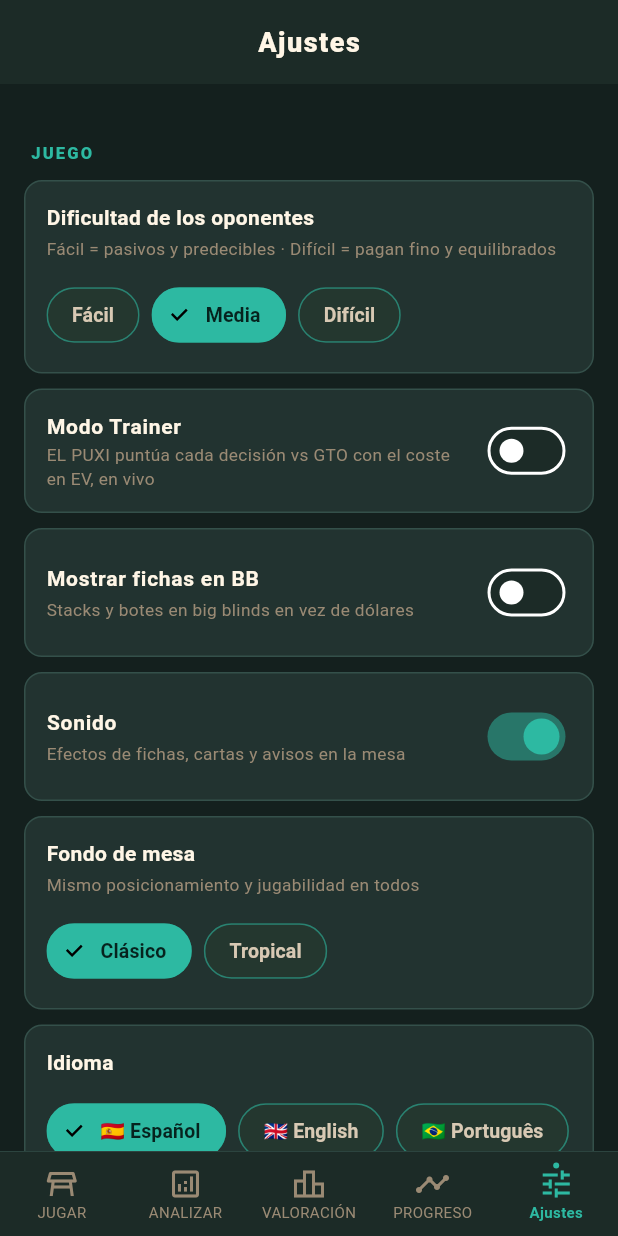
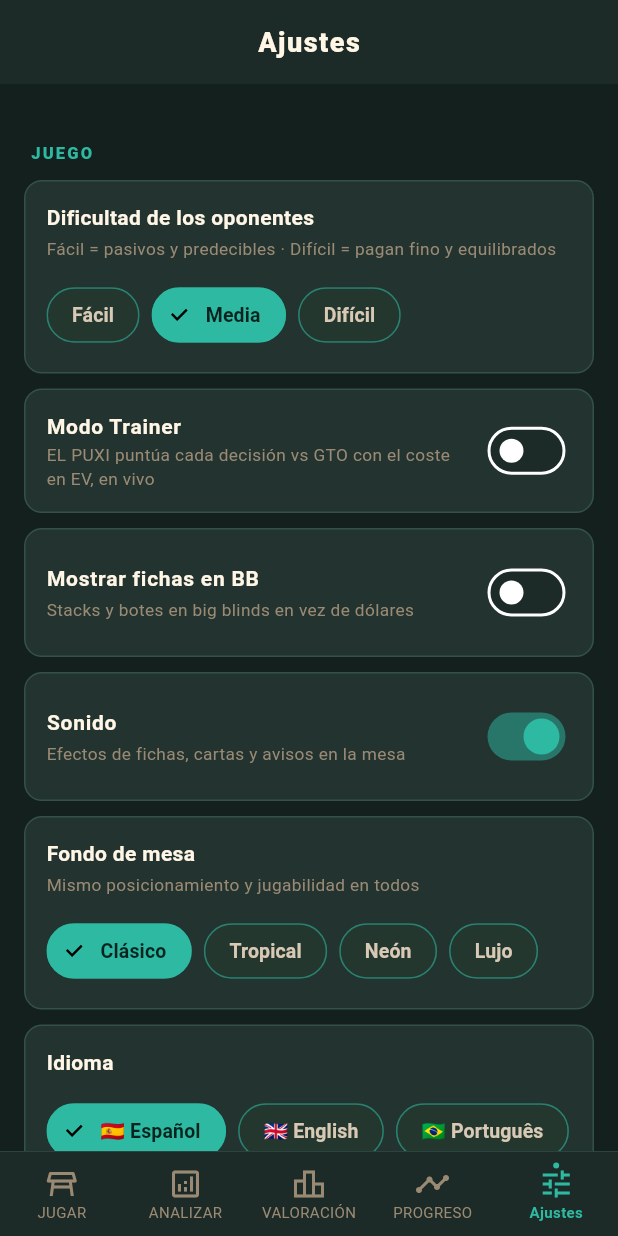
Before and after one commit to natxocasino17/poker-gto-trainer-2, a Flutter app: the screen it shows after launch, item 5 of the bottom bar chosen, on a phone screen of 412 x 824 dp. Run offline on Flutter 3.47's test engine with Material 3 defaults, Android fonts, the phone set to English and light mode, and no system bars; our stand-ins replace audioplayers, shared_preferences.

Commit message:
Fondos neon/lujo, bots mas lejos, pausa fin de calle, congruencia preflop, posiciones en analisis
- 2 fondos nuevos (Neon, Lujo) al catalogo.
- Bots/asientos un poco mas lejos del fieltro en fondos de imagen (rx+26).
- Pausa de 0.8s tras la ultima accion de la calle antes de repartir la
  siguiente carta (para leer check/call/fold).
- Congruencia PREFLOP: el analizador reutiliza el consejo en vivo (DB) tambien
  preflop -> el veredicto y el texto coinciden con EL PUXI (no 'fold optimo'
  marcado 'marginal').
- HandLog guarda la posicion de cada jugador; se muestra (UTG/CO/MP...) junto
  al nombre y las cartas en el detalle de mano.

```diff
--- a/lib/core/constants/table_backgrounds.dart
+++ b/lib/core/constants/table_backgrounds.dart
@@ -15,4 +15,6 @@ class TableBackground {
 const List<TableBackground> kTableBackgrounds = [
   TableBackground('Clásico', null),
   TableBackground('Tropical', 'assets/backgrounds/tropical.png'),
+  TableBackground('Neón', 'assets/backgrounds/neon.png'),
+  TableBackground('Lujo', 'assets/backgrounds/luxury.png'),
 ];
--- a/lib/data/models/hand_log_model.dart
+++ b/lib/data/models/hand_log_model.dart
@@ -165,6 +165,9 @@ class HandLog {
   final List<String> botNames;
   final double humanStartStack;
 
+  /// Position label per player id (e.g. 'UTG', 'BTN') for the hand review.
+  final Map<String, String> positions;
+
   const HandLog({
     required this.id,
     required this.timestamp,
@@ -181,6 +184,7 @@ class HandLog {
     required this.streetAnalyses,
     required this.botNames,
     required this.humanStartStack,
+    this.positions = const {},
   });
 
   bool get humanWon => humanProfit > 0;
@@ -214,6 +218,7 @@ class HandLog {
     'sa': streetAnalyses.map((s) => s.toJson()).toList(),
     'bots': botNames,
     'hss': humanStartStack,
+    'pos': positions,
   };
 
   factory HandLog.fromJson(Map<String, dynamic> j) => HandLog(
@@ -234,6 +239,9 @@ class HandLog {
     streetAnalyses: (j['sa'] as List).map((s) => StreetAnalysis.fromJson(s as Map<String, dynamic>)).toList(),
     botNames: List<String>.from(j['bots'] as List),
     humanStartStack: (j['hss'] as num).toDouble(),
+    positions: (j['pos'] as Map<String, dynamic>?)
+            ?.map((k, v) => MapEntry(k, v as String)) ??
+        const {},
   );
 
   static String encodeList(List<HandLog> logs) =>
--- a/lib/engine/poker_engine.dart
+++ b/lib/engine/poker_engine.dart
@@ -679,7 +679,11 @@ class PokerEngine extends ChangeNotifier {
     }
 
     if (actorsRemaining <= 0) {
-      _advanceStreet();
+      // Hold the last action of the street (check/call/fold) on screen for a
+      // beat so the player can read the decision before the next card.
+      Future.delayed(const Duration(milliseconds: 800), () {
+        if (!_disposed) _advanceStreet();
+      });
     } else {
       _moveToNextPlayer();
     }
--- a/lib/presentation/screens/play/play_screen.dart
+++ b/lib/presentation/screens/play/play_screen.dart
@@ -353,12 +353,12 @@ class _PokerTable extends StatelessWidget {
         // Player seats around the table
         for (int i = 0; i < 6; i++)
           Positioned(
-            left: cx + (rx + (onImg ? 8.0 : 50.0)) * cos(_seatAngles[i]) - 48,
+            left: cx + (rx + (onImg ? 26.0 : 50.0)) * cos(_seatAngles[i]) - 48,
             top: cy +
                     (ry +
                             (players[i].isHuman
-                                ? (onImg ? 44.0 : 64.0)
-                                : (onImg ? 26.0 : 52.0))) *
+                                ? (onImg ? 52.0 : 64.0)
+                                : (onImg ? 38.0 : 52.0))) *
                         sin(_seatAngles[i]) -
                 (players[i].isHuman ? 52 : 58),
             width: 96,
```
Also changed, not shown: lib/engine/ai_analyst.dart (+14 -0 lines), lib/presentation/screens/analyze/widgets/hand_detail_screen.dart (+20 -1 lines), assets/backgrounds/luxury.png (added), assets/backgrounds/neon.png (added).
